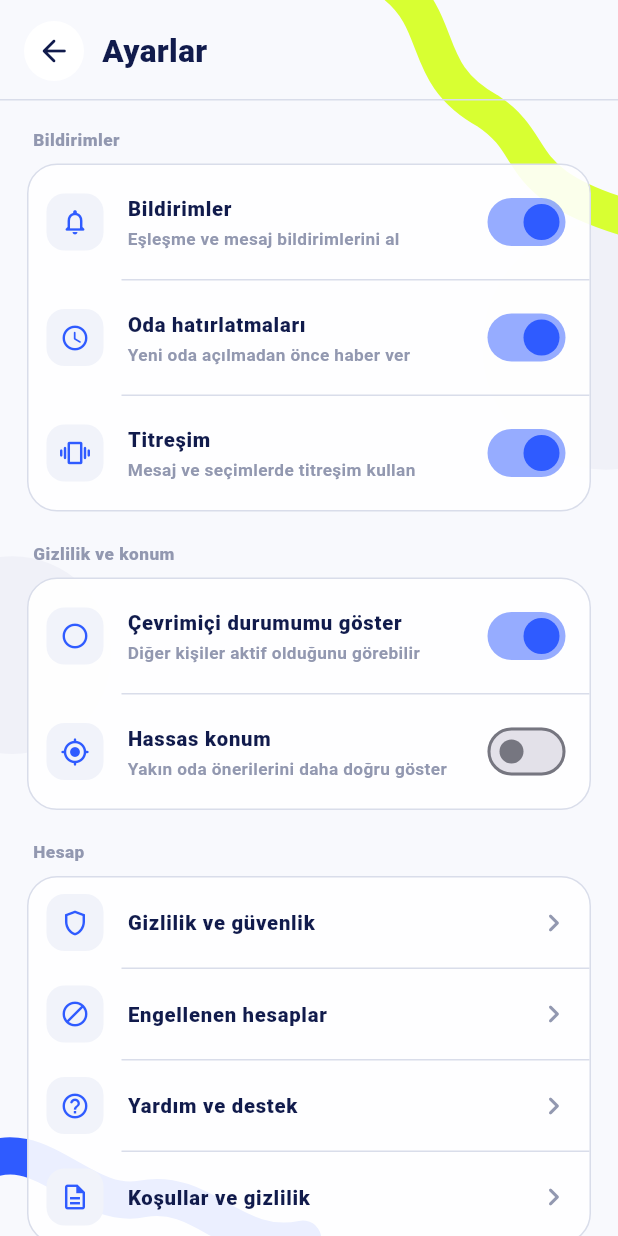
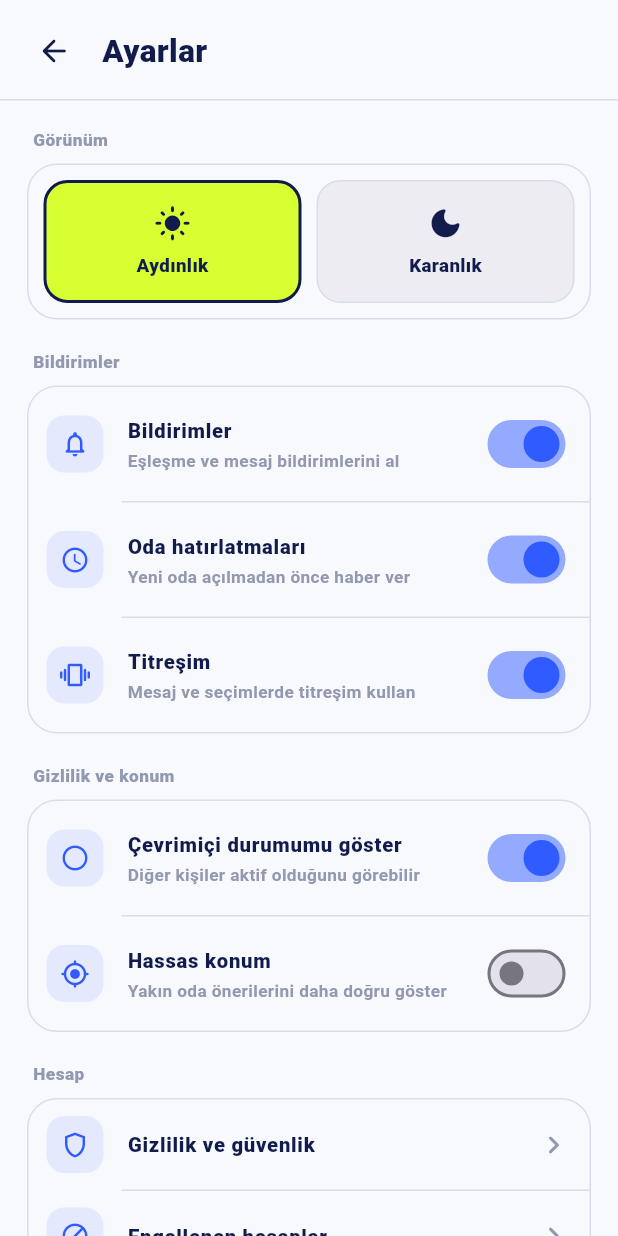
Before and after one commit to Queensho/Meet6, a Flutter app: the SettingsScreen screen opened directly, on a phone screen of 412 x 824 dp. Run offline on Flutter 3.47's test engine with Material 3 defaults, Android fonts, the phone set to English and light mode, and no system bars; our stand-ins replace geolocator, shared_preferences; accounts and stored records are empty; Roboto replaces fonts that are missing (Arial).

Commit message:
Add working light and dark theme preference in settings

```diff
--- a/lib/screens/profile/settings_screen.dart
+++ b/lib/screens/profile/settings_screen.dart
@@ -1,6 +1,8 @@
 import 'package:flutter/material.dart';
 
+import '../../services/session_service.dart';
 import '../../theme/app_colors.dart';
+import '../../theme/theme_controller.dart';
 import '../../widgets/phone_frame.dart';
 import '../login_screen.dart';
 import 'settings/blocked_accounts_screen.dart';
@@ -24,9 +26,14 @@ class _SettingsScreenState extends State<SettingsScreen> {
 
   @override
   Widget build(BuildContext context) {
+    final theme = Theme.of(context);
+    final scheme = theme.colorScheme;
+
     return Scaffold(
-      backgroundColor: AppColors.background,
+      backgroundColor: theme.scaffoldBackgroundColor,
       body: PhoneFrame(
+        child: ColoredBox(
+          color: theme.scaffoldBackgroundColor,
           child: Column(
             children: [
               Padding(
@@ -35,18 +42,18 @@ class _SettingsScreenState extends State<SettingsScreen> {
                   children: [
                     IconButton(
                       onPressed: () => Navigator.of(context).pop(),
-                    style: IconButton.styleFrom(backgroundColor: Colors.white),
-                    icon: const Icon(
+                      style: IconButton.styleFrom(backgroundColor: scheme.surface),
+                      icon: Icon(
                         Icons.arrow_back_rounded,
-                      color: AppColors.navy,
+                        color: scheme.onSurface,
                       ),
                     ),
                     const SizedBox(width: 8),
-                  const Expanded(
+                    Expanded(
                       child: Text(
                         'Ayarlar',
                         style: TextStyle(
-                        color: AppColors.navy,
+                          color: scheme.onSurface,
                           fontSize: 21,
                           fontWeight: FontWeight.w900,
                         ),
@@ -55,12 +62,47 @@ class _SettingsScreenState extends State<SettingsScreen> {
                   ],
                 ),
               ),
-            const Divider(height: 1, color: AppColors.border),
+              Divider(height: 1, color: scheme.outlineVariant),
               Expanded(
                 child: ListView(
                   padding: const EdgeInsets.fromLTRB(18, 18, 18, 30),
                   physics: const BouncingScrollPhysics(),
                   children: [
+                    const _SectionTitle('Görünüm'),
+                    ValueListenableBuilder<ThemeMode>(
+                      valueListenable: ThemeController.instance,
+                      builder: (context, mode, _) {
+                        return _SettingsCard(
+                          child: Padding(
+                            padding: const EdgeInsets.all(10),
+                            child: Row(
+                              children: [
+                                Expanded(
+                                  child: _ThemeChoice(
+                                    icon: Icons.light_mode_rounded,
+                                    title: 'Aydınlık',
+                                    selected: mode == ThemeMode.light,
+                                    onTap: () => ThemeController.instance
+                                        .setMode(ThemeMode.light),
+                                  ),
+                                ),
+                                const SizedBox(width: 10),
+                                Expanded(
+                                  child: _ThemeChoice(
+                                    icon: Icons.dark_mode_rounded,
+                                    title: 'Karanlık',
+                                    selected: mode == ThemeMode.dark,
+                                    onTap: () => ThemeController.instance
+                                        .setMode(ThemeMode.dark),
+                                  ),
+                                ),
+                              ],
+                            ),
+                          ),
+                        );
+                      },
+                    ),
+                    const SizedBox(height: 20),
                     const _SectionTitle('Bildirimler'),
                     _SettingsCard(
                       children: [
@@ -171,11 +213,11 @@ class _SettingsScreenState extends State<SettingsScreen> {
                       ],
                     ),
                     const SizedBox(height: 20),
-                  const Center(
+                    Center(
                       child: Text(
                         'Meet6 · v0.1.0',
                         style: TextStyle(
-                        color: AppColors.muted,
+                          color: scheme.onSurfaceVariant,
                           fontSize: 11.5,
                           fontWeight: FontWeight.w700,
                         ),
@@ -187,45 +229,87 @@ class _SettingsScreenState extends State<SettingsScreen> {
             ],
           ),
         ),
+      ),
     );
   }
 
   Future<void> _showLogoutConfirm() async {
-    final approved = await showModalBottomSheet<bool>(
+    final approved = await _showConfirmSheet(
+      icon: Icons.logout_rounded,
+      title: 'Çıkış yapmak istiyor musun?',
+      description: 'Çıkış yaptığında giriş ekranına dönersin.',
+      confirmLabel: 'Çıkış yap',
+    );
+
+    if (approved == true && mounted) {
+      await SessionService.clear();
+      if (!mounted) return;
+      Navigator.of(context).pushAndRemoveUntil(
+        MaterialPageRoute(builder: (_) => const LoginScreen()),
+        (route) => false,
+      );
+    }
+  }
+
+  Future<void> _showDeleteConfirm() async {
+    final approved = await _showConfirmSheet(
+      icon: Icons.warning_amber_rounded,
+      title: 'Hesabını silmek istiyor musun?',
+      description:
+          'Gerçek hesap backend’i henüz bağlı olmadığı için bu işlem prototip verilerini temizler ve giriş ekranına döner.',
+      confirmLabel: 'Prototip hesabı sil',
+    );
+
+    if (approved == true && mounted) {
+      await SessionService.clear();
+      if (!mounted) return;
+      Navigator.of(context).pushAndRemoveUntil(
+        MaterialPageRoute(builder: (_) => const LoginScreen()),
+        (route) => false,
+      );
+    }
+  }
+
+  Future<bool?> _showConfirmSheet({
+    required IconData icon,
+    required String title,
+    required String description,
+    required String confirmLabel,
+  }) {
+    return showModalBottomSheet<bool>(
       context: context,
       backgroundColor: Colors.transparent,
-      builder: (context) => SafeArea(
+      builder: (sheetContext) {
+        final scheme = Theme.of(sheetContext).colorScheme;
+        return SafeArea(
           child: Container(
             margin: const EdgeInsets.all(12),
             padding: const EdgeInsets.all(20),
             decoration: BoxDecoration(
-            color: Colors.white,
+              color: scheme.surface,
               borderRadius: BorderRadius.circular(24),
+              border: Border.all(color: scheme.outlineVariant),
             ),
             child: Column(
               mainAxisSize: MainAxisSize.min,
               children: [
-              const Icon(
-                Icons.logout_rounded,
-                color: Color(0xFFE24A4A),
-                size: 34,
-              ),
+                Icon(icon, color: const Color(0xFFE24A4A), size: 36),
                 const SizedBox(height: 10),
-              const Text(
-                'Çıkış yapmak istiyor musun?',
+                Text(
+                  title,
                   textAlign: TextAlign.center,
                   style: TextStyle(
-                  color: AppColors.navy,
+                    color: scheme.onSurface,
                     fontSize: 19,
                     fontWeight: FontWeight.w900,
                   ),
                 ),
                 const SizedBox(height: 7),
-              const Text(
-                'Bu prototipte çıkış yaptığında giriş ekranına dönersin.',
+                Text(
+                  description,
                   textAlign: TextAlign.center,
                   style: TextStyle(
-                  color: AppColors.muted,
+                    color: scheme.onSurfaceVariant,
                     fontSize: 12.5,
                     height: 1.4,
                     fontWeight: FontWeight.w600,
@@ -236,21 +320,22 @@ class _SettingsScreenState extends State<SettingsScreen> {
                   children: [
                     Expanded(
                       child: OutlinedButton(
-                      onPressed: () => Navigator.pop(context, false),
+                        onPressed: () => Navigator.pop(sheetContext, false),
                         child: const Text('Vazgeç'),
                       ),
                     ),
                     const SizedBox(width: 10),
                     Expanded(
                       child: FilledButton(
-                      onPressed: () => Navigator.pop(context, true),
+                        onPressed: () => Navigator.pop(sheetContext, true),
                         style: FilledButton.styleFrom(
                           backgroundColor: const Color(0xFFE24A4A),
                           foregroundColor: Colors.white,
                         ),
-                      child: const Text(
-                        'Çıkış yap',
-                        style: TextStyle(fontWeight: FontWeight.w900),
+                        child: Text(
+                          confirmLabel,
+                          textAlign: TextAlign.center,
+                          style: const TextStyle(fontWeight: FontWeight.w900),
                         ),
                       ),
                     ),
@@ -259,98 +344,9 @@ class _SettingsScreenState extends State<SettingsScreen> {
               ],
             ),
           ),
-      ),
         );
-
-    if (approved == true && mounted) {
-      Navigator.of(context).pushAndRemoveUntil(
-        MaterialPageRoute(builder: (_) => const LoginScreen()),
-        (route) => false,
+      },
     );
-    }
-  }
-
-  Future<void> _showDeleteConfirm() async {
-    final approved = await showModalBottomSheet<bool>(
-      context: context,
-      backgroundColor: Colors.transparent,
-      isScrollControlled: true,
-      builder: (context) => SafeArea(
-        child: Container(
-          margin: const EdgeInsets.all(12),
-          padding: const EdgeInsets.all(20),
-          decoration: BoxDecoration(
-            color: Colors.white,
-            borderRadius: BorderRadius.circular(24),
-          ),
-          child: Column(
-            mainAxisSize: MainAxisSize.min,
-            children: [
-              const Icon(
-                Icons.warning_amber_rounded,
-                color: Color(0xFFE24A4A),
-                size: 38,
-              ),
-              const SizedBox(height: 10),
-              const Text(
-                'Hesabını silmek istiyor musun?',
-                textAlign: TextAlign.center,
-                style: TextStyle(
-                  color: AppColors.navy,
-                  fontSize: 19,
-                  fontWeight: FontWeight.w900,
-                ),
-              ),
-              const SizedBox(height: 7),
-              const Text(
-                'Gerçek hesap backend’i henüz bağlı olmadığı için bu işlem şu an yalnızca prototip akışını test eder. Sunucuda veri silmez.',
-                textAlign: TextAlign.center,
-                style: TextStyle(
-                  color: AppColors.muted,
-                  fontSize: 12.5,
-                  height: 1.4,
-                  fontWeight: FontWeight.w600,
-                ),
-              ),
-              const SizedBox(height: 16),
-              SizedBox(
-                width: double.infinity,
-                height: 50,
-                child: FilledButton(
-                  onPressed: () => Navigator.pop(context, false),
-                  style: FilledButton.styleFrom(
-                    backgroundColor: AppColors.navy,
-                    foregroundColor: Colors.white,
-                  ),
-                  child: const Text(
-                    'Vazgeç',
-                    style: TextStyle(fontWeight: FontWeight.w900),
-                  ),
-                ),
-              ),
-              const SizedBox(height: 6),
-              TextButton(
-                onPressed: () => Navigator.pop(context, true),
-                child: const Text(
-                  'Prototip hesabı sil ve çık',
-                  style: TextStyle(
-                    color: Color(0xFFE24A4A),
-                    fontWeight: FontWeight.w900,
-                  ),
-                ),
-              ),
-            ],
-          ),
-        ),
-      ),
-    );
-
-    if (approved == true && mounted) {
-      Navigator.of(context).pushAndRemoveUntil(
-        MaterialPageRoute(builder: (_) => const LoginScreen()),
-        (route) => false,
-      );
-    }
   }
 }
 
@@ -364,8 +360,8 @@ class _SectionTitle extends StatelessWidget {
       padding: const EdgeInsets.only(left: 4, bottom: 8),
       child: Text(
         text,
-        style: const TextStyle(
-          color: AppColors.muted,
+        style: TextStyle(
+          color: Theme.of(context).colorScheme.onSurfaceVariant,
           fontSize: 11.5,
           fontWeight: FontWeight.w900,
           letterSpacing: .3,
@@ -376,18 +372,77 @@ class _SectionTitle extends StatelessWidget {
 }
 
 class _SettingsCard extends StatelessWidget {
-  const _SettingsCard({required this.children});
-  final List<Widget> children;
+  const _SettingsCard({this.children, this.child});
+
+  final List<Widget>? children;
+  final Widget? child;
 
   @override
   Widget build(BuildContext context) {
+    final scheme = Theme.of(context).colorScheme;
     return Container(
       decoration: BoxDecoration(
-        color: Colors.white.withOpacity(.9),
+        color: scheme.surface,
         borderRadius: BorderRadius.circular(20),
-        border: Border.all(color: AppColors.border),
+        border: Border.all(color: scheme.outlineVariant),
       ),
-      child: Column(children: children),
+      child: child ?? Column(children: children ?? const []),
+    );
+  }
+}
+
+class _ThemeChoice extends StatelessWidget {
+  const _ThemeChoice({
+    required this.icon,
+    required this.title,
+    required this.selected,
+    required this.onTap,
+  });
+
+  final IconData icon;
+  final String title;
+  final bool selected;
+  final VoidCallback onTap;
+
+  @override
+  Widget build(BuildContext context) {
+    final scheme = Theme.of(context).colorScheme;
+    return InkWell(
+      onTap: onTap,
+      borderRadius: BorderRadius.circular(16),
+      child: AnimatedContainer(
+        duration: const Duration(milliseconds: 180),
+        height: 82,
+        decoration: BoxDecoration(
+          color: selected
+              ? AppColors.lime
+              : scheme.surfaceContainerHigh.withOpacity(.72),
+          borderRadius: BorderRadius.circular(16),
+          border: Border.all(
+            color: selected ? AppColors.navy : scheme.outlineVariant,
+            width: selected ? 2 : 1,
+          ),
+        ),
+        child: Column(
+          mainAxisAlignment: MainAxisAlignment.center,
+          children: [
+            Icon(
+              icon,
+              color: selected ? AppColors.navy : scheme.onSurface,
+              size: 25,
+            ),
+            const SizedBox(height: 7),
+            Text(
+              title,
+              style: TextStyle(
+                color: selected ? AppColors.navy : scheme.onSurface,
+                fontSize: 12.5,
+                fontWeight: FontWeight.w900,
+              ),
+            ),
+          ],
+        ),
+      ),
     );
   }
 }
@@ -411,6 +466,7 @@ class _SwitchTile extends StatelessWidget {
 
   @override
   Widget build(BuildContext context) {
+    final scheme = Theme.of(context).colorScheme;
     return Column(
       children: [
         SwitchListTile.adaptive(
@@ -420,16 +476,16 @@ class _SwitchTile extends StatelessWidget {
           secondary: _IconBox(icon),
           title: Text(
             title,
-            style: const TextStyle(
-              color: AppColors.navy,
+            style: TextStyle(
+              color: scheme.onSurface,
               fontSize: 13.5,
               fontWeight: FontWeight.w900,
             ),
           ),
           subtitle: Text(
             subtitle,
-            style: const TextStyle(
-              color: AppColors.muted,
+            style: TextStyle(
+              color: scheme.onSurfaceVariant,
               fontSize: 11.5,
               height: 1.3,
               fontWeight: FontWeight.w600,
@@ -437,7 +493,8 @@ class _SwitchTile extends StatelessWidget {
           ),
           contentPadding: const EdgeInsets.symmetric(horizontal: 12, vertical: 2),
         ),
-        if (!last) const Divider(height: 1, indent: 62, color: AppColors.border),
+        if (!last)
+          Divider(height: 1, indent: 62, color: scheme.outlineVariant),
       ],
     );
   }
@@ -460,7 +517,8 @@ class _LinkTile extends StatelessWidget {
 
   @override
   Widget build(BuildContext context) {
-    final color = danger ? const Color(0xFFE24A4A) : AppColors.navy;
+    final scheme = Theme.of(context).colorScheme;
+    final color = danger ? const Color(0xFFE24A4A) : scheme.onSurface;
     return Column(
       children: [
         ListTile(
@@ -477,10 +535,11 @@ class _LinkTile extends StatelessWidget {
           ),
           trailing: Icon(
             Icons.chevron_right_rounded,
-            color: danger ? const Color(0xFFE24A4A) : AppColors.muted,
+            color: danger ? const Color(0xFFE24A4A) : scheme.onSurfaceVariant,
           ),
         ),
-        if (!last) const Divider(height: 1, indent: 62, color: AppColors.border),
+        if (!last)
+          Divider(height: 1, indent: 62, color: scheme.outlineVariant),
       ],
     );
   }
@@ -493,16 +552,19 @@ class _IconBox extends StatelessWidget {
 
   @override
   Widget build(BuildContext context) {
+    final scheme = Theme.of(context).colorScheme;
     return Container(
       width: 38,
       height: 38,
       decoration: BoxDecoration(
-        color: danger ? const Color(0xFFFFEEEE) : AppColors.softSurface,
+        color: danger
+            ? const Color(0x33E24A4A)
+            : scheme.primary.withOpacity(.10),
         borderRadius: BorderRadius.circular(12),
       ),
       child: Icon(
         icon,
-        color: danger ? const Color(0xFFE24A4A) : AppColors.blue,
+        color: danger ? const Color(0xFFE24A4A) : scheme.primary,
         size: 20,
       ),
     );
```
Lines whose indentation alone changed are shown as unchanged.
